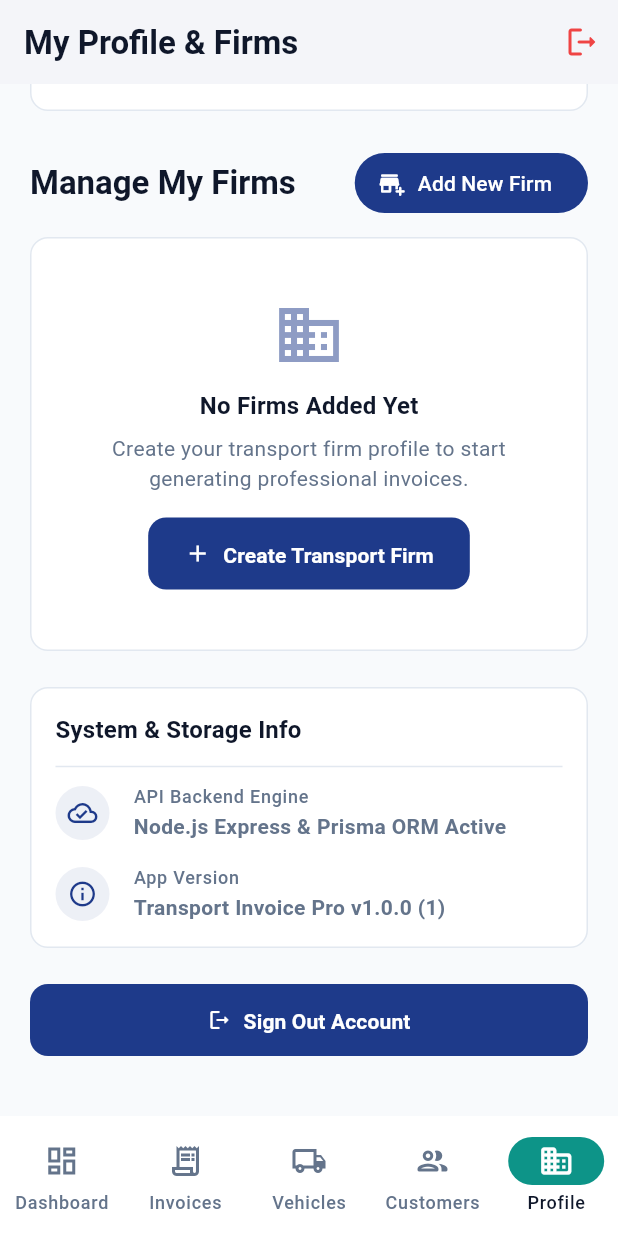
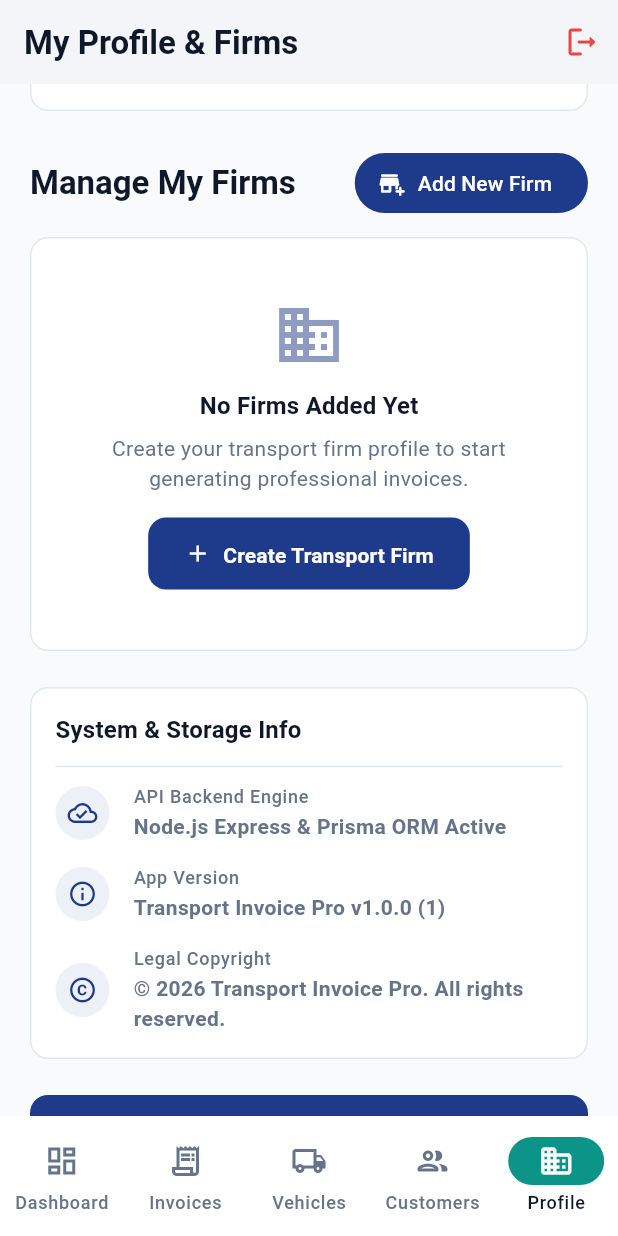
Before and after one commit to nik-yadav/invoice_hub, a Flutter app: the ProfileScreen screen opened by its route, scrolled down 429 dp, on a phone screen of 412 x 824 dp. Run offline on Flutter 3.47's test engine with Material 3 defaults, Android fonts, the phone set to English and light mode, and no system bars; our stand-ins replace flutter_riverpod, go_router, hive_flutter, image_picker, pdf, printing and 1 more; accounts and stored records are empty; network calls fail.

Commit message:
added copyright on profile page

```diff
--- a/transport_invoice_pro/lib/features/profile/presentation/screens/profile_screen.dart
+++ b/transport_invoice_pro/lib/features/profile/presentation/screens/profile_screen.dart
@@ -544,6 +544,12 @@ class ProfileScreen extends ConsumerWidget {
                         icon: Icons.info_outline,
                         title: 'App Version',
                         value: '${AppConstants.appName} v${AppConstants.appVersion} (${AppConstants.buildNumber})',
+                      ),
+                      _buildInfoTile(
+                        context,
+                        icon: Icons.copyright_rounded,
+                        title: 'Legal Copyright',
+                        value: AppConstants.copyrightNotice,
                         isLast: true,
                       ),
                     ],
@@ -558,6 +564,17 @@ class ProfileScreen extends ConsumerWidget {
                   onPressed: () => _handleLogout(context, ref),
                 ),
                 const SizedBox(height: UIConstants.spacing20),
+
+                // 6. Dynamic Footer Copyright
+                Center(
+                  child: Text(
+                    AppConstants.copyrightNotice,
+                    style: theme.textTheme.bodySmall?.copyWith(
+                      color: AppColors.textSecondaryLight,
+                    ),
+                  ),
+                ),
+                const SizedBox(height: UIConstants.spacing16),
               ],
             ),
           ),
```
